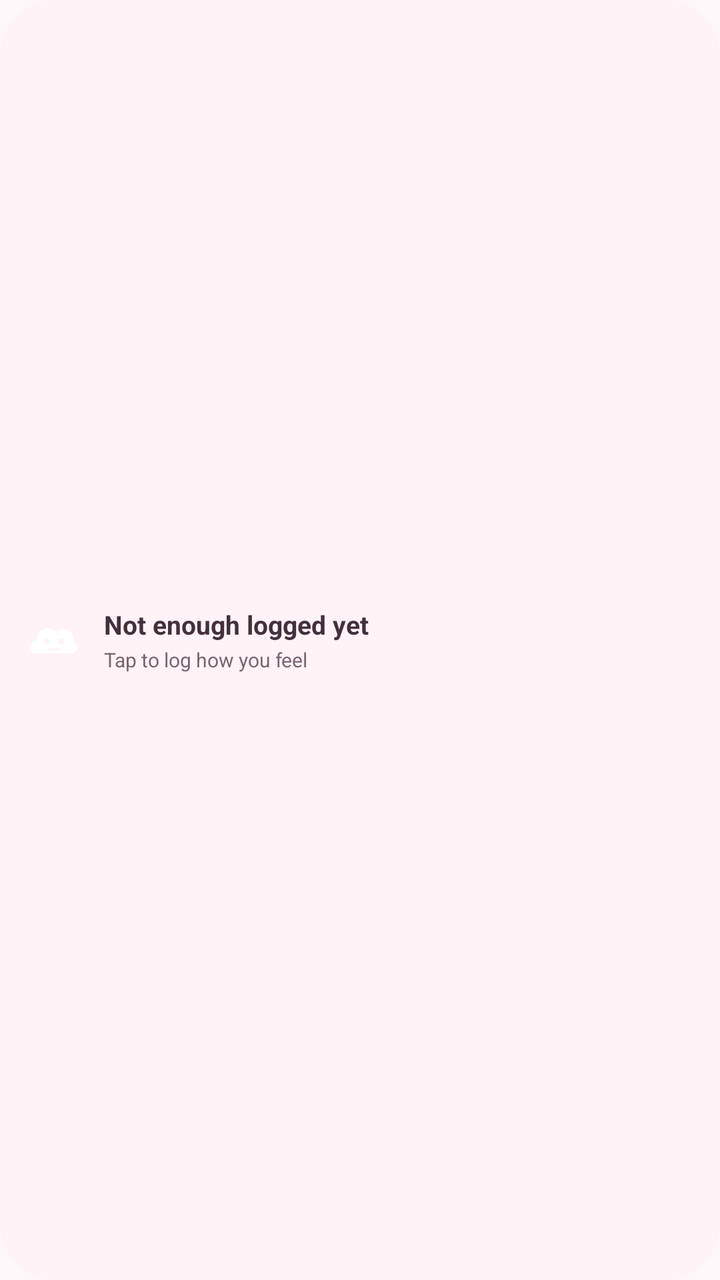
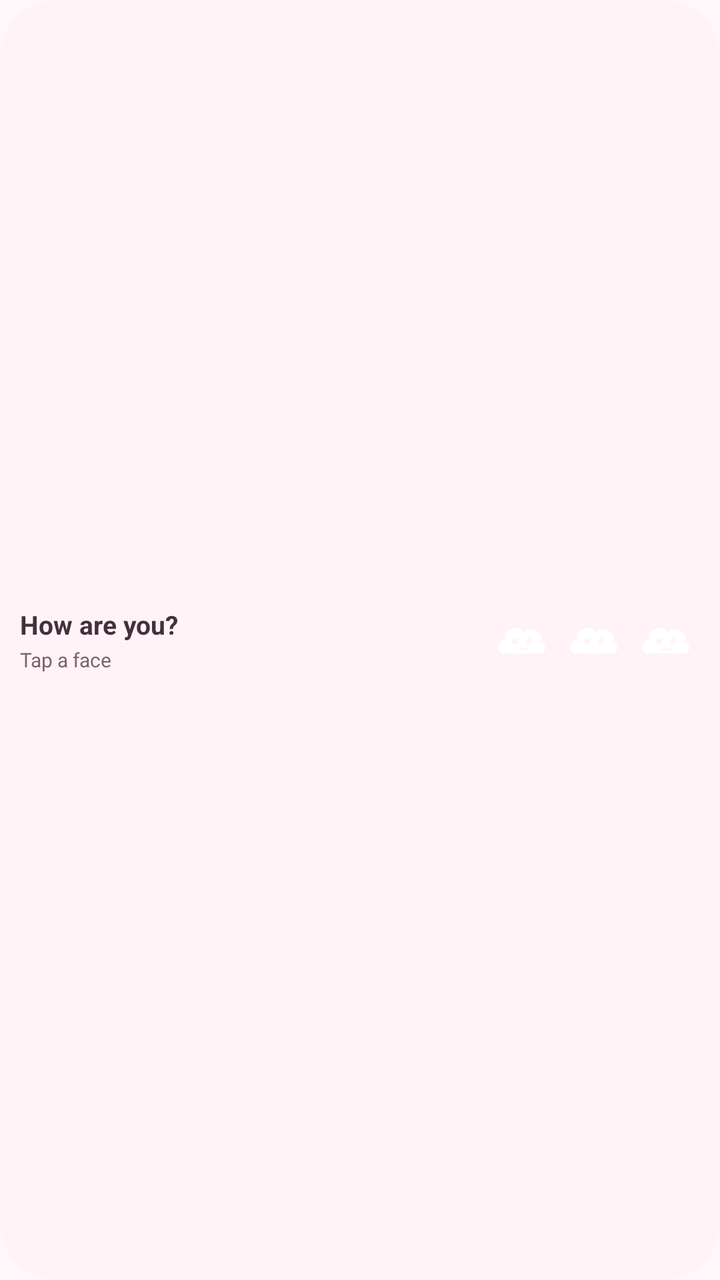

Before-and-after screenshots of an Android layout around one commit, followed by the original layout XML and the change that was made.
<!-- AndroidManifest.xml: application theme Theme.CycleTracker -->
<!-- res/layout/widget_mood.xml -->
<?xml version="1.0" encoding="utf-8"?>
<LinearLayout xmlns:android="http://schemas.android.com/apk/res/android"
    android:id="@+id/mood_root"
    android:layout_width="match_parent"
    android:layout_height="match_parent"
    android:orientation="horizontal"
    android:gravity="center_vertical"
    android:background="@drawable/widget_background"
    android:padding="10dp">

    <ImageView
        android:id="@+id/mood_face"
        android:layout_width="32dp"
        android:layout_height="32dp"
        android:layout_marginEnd="10dp"
        android:src="@drawable/ic_mood_unknown"
        android:importantForAccessibility="no" />

    <LinearLayout
        android:layout_width="0dp"
        android:layout_height="wrap_content"
        android:layout_weight="1"
        android:orientation="vertical">

        <TextView
            android:id="@+id/mood_headline"
            android:layout_width="match_parent"
            android:layout_height="wrap_content"
            android:textSize="13sp"
            android:textStyle="bold"
            android:textColor="@color/widget_text"
            android:maxLines="2"
            android:ellipsize="end"
            android:text="Not enough logged yet" />

        
        <TextView
            android:id="@+id/mood_evidence"
            android:layout_width="match_parent"
            android:layout_height="wrap_content"
            android:layout_marginTop="2dp"
            android:textSize="10sp"
            android:textColor="@color/widget_muted"
            android:maxLines="1"
            android:ellipsize="end"
            android:text="Tap to log how you feel" />
    </LinearLayout>

    
    <LinearLayout
        android:id="@+id/mood_answers"
        android:layout_width="wrap_content"
        android:layout_height="wrap_content"
        android:orientation="horizontal"
        android:visibility="gone">

        <ImageView
            android:id="@+id/mood_answer_settled"
            android:layout_width="36dp"
            android:layout_height="36dp"
            android:padding="2dp"
            android:src="@drawable/ic_mood_settled"
            android:contentDescription="Log mood: settled" />

        <ImageView
            android:id="@+id/mood_answer_steady"
            android:layout_width="36dp"
            android:layout_height="36dp"
            android:padding="2dp"
            android:src="@drawable/ic_mood_steady"
            android:contentDescription="Log mood: in between" />

        <ImageView
            android:id="@+id/mood_answer_heavy"
            android:layout_width="36dp"
            android:layout_height="36dp"
            android:padding="2dp"
            android:src="@drawable/ic_mood_heavy"
            android:contentDescription="Log mood: heavy" />
    </LinearLayout>
</LinearLayout>
<!-- resources referenced by this layout -->
<resources>
  <color name="widget_muted">#7A6470</color>
  <color name="widget_text">#43303C</color>
  <!-- drawable ic_mood_heavy (drawable) -->
  <?xml version="1.0" encoding="utf-8"?>
  <vector xmlns:android="http://schemas.android.com/apk/res/android"
      android:width="48dp"
      android:height="48dp"
      android:viewportWidth="48"
      android:viewportHeight="48">
      <path
          android:fillColor="#FFFFFF"
          android:fillType="evenOdd"
          android:pathData="M12,34 C6,34 6,25 13,24 C12,16 22,12 27,18 C33,13 42,18 40,25 C45,27 44,34 38,34 Z M18,25 a2,2 0 1,0 4,0 a2,2 0 1,0 -4,0 Z M29,25 a2,2 0 1,0 4,0 a2,2 0 1,0 -4,0 Z M20,32.5 Q26,27.5 32,32.5 Q26,30.3 20,32.5 Z" />
  </vector>
  <!-- drawable ic_mood_settled (drawable) -->
  <?xml version="1.0" encoding="utf-8"?>
  <vector xmlns:android="http://schemas.android.com/apk/res/android"
      android:width="48dp"
      android:height="48dp"
      android:viewportWidth="48"
      android:viewportHeight="48">
      <path
          android:fillColor="#FFFFFF"
          android:fillType="evenOdd"
          android:pathData="M12,34 C6,34 6,25 13,24 C12,16 22,12 27,18 C33,13 42,18 40,25 C45,27 44,34 38,34 Z M18,25 a2,2 0 1,0 4,0 a2,2 0 1,0 -4,0 Z M29,25 a2,2 0 1,0 4,0 a2,2 0 1,0 -4,0 Z M20,29 Q26,34 32,29 Q26,32.2 20,29 Z" />
  </vector>
  <!-- drawable ic_mood_steady (drawable) -->
  <?xml version="1.0" encoding="utf-8"?>
  <vector xmlns:android="http://schemas.android.com/apk/res/android"
      android:width="48dp"
      android:height="48dp"
      android:viewportWidth="48"
      android:viewportHeight="48">
      <path
          android:fillColor="#FFFFFF"
          android:fillType="evenOdd"
          android:pathData="M12,34 C6,34 6,25 13,24 C12,16 22,12 27,18 C33,13 42,18 40,25 C45,27 44,34 38,34 Z M18,25 a2,2 0 1,0 4,0 a2,2 0 1,0 -4,0 Z M29,25 a2,2 0 1,0 4,0 a2,2 0 1,0 -4,0 Z M20.5,30 Q26,32.4 31.5,30 Q26,31.4 20.5,30 Z" />
  </vector>
  <!-- drawable ic_mood_unknown (drawable) -->
  <?xml version="1.0" encoding="utf-8"?>
  <vector xmlns:android="http://schemas.android.com/apk/res/android"
      android:width="48dp"
      android:height="48dp"
      android:viewportWidth="48"
      android:viewportHeight="48">
      <path
          android:fillColor="#FFFFFF"
          android:fillType="evenOdd"
          android:pathData="M12,34 C6,34 6,25 13,24 C12,16 22,12 27,18 C33,13 42,18 40,25 C45,27 44,34 38,34 Z M18,25 a2,2 0 1,0 4,0 a2,2 0 1,0 -4,0 Z M29,25 a2,2 0 1,0 4,0 a2,2 0 1,0 -4,0 Z M21,30 h9 v1.8 h-9 Z" />
  </vector>
  <!-- drawable widget_background (drawable) -->
  <?xml version="1.0" encoding="utf-8"?>
  <shape xmlns:android="http://schemas.android.com/apk/res/android"
      android:shape="rectangle">
      <corners android:radius="@android:dimen/system_app_widget_background_radius" />
      <solid android:color="@color/widget_background" />
  </shape>
  <style name="Theme.CycleTracker" parent="android:Theme.Material.Light.NoActionBar">
          <item name="android:windowBackground">@color/window_background</item>
      </style>
  <color name="widget_background">#FFF3F7</color>
  <color name="window_background">#FFF7FA</color>
</resources>

<!-- the commit's change to res/layout/widget_mood.xml (unified diff, before → after) -->
@@ -14,7 +14,9 @@
         android:layout_height="32dp"
         android:layout_marginEnd="10dp"
         android:src="@drawable/ic_mood_unknown"
-        android:importantForAccessibility="no" />
+        android:importantForAccessibility="no"
+        android:visibility="gone"
+        />
 
     <LinearLayout
         android:layout_width="0dp"
@@ -31,7 +33,7 @@
             android:textColor="@color/widget_text"
             android:maxLines="2"
             android:ellipsize="end"
-            android:text="Not enough logged yet" />
+            android:text="How are you?" />
 
         
         <TextView
@@ -43,7 +45,7 @@
             android:textColor="@color/widget_muted"
             android:maxLines="1"
             android:ellipsize="end"
-            android:text="Tap to log how you feel" />
+            android:text="Tap a face" />
     </LinearLayout>
 
     
@@ -52,7 +54,7 @@
         android:layout_width="wrap_content"
         android:layout_height="wrap_content"
         android:orientation="horizontal"
-        android:visibility="gone">
+        android:visibility="visible">
 
         <ImageView
             android:id="@+id/mood_answer_settled"
